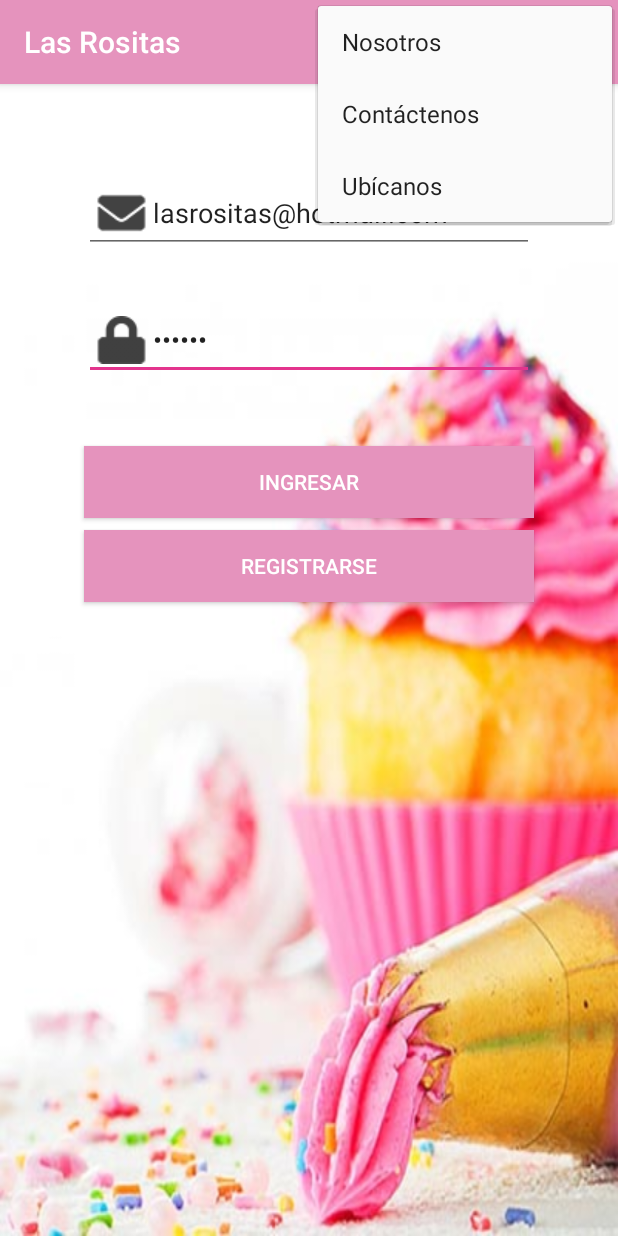
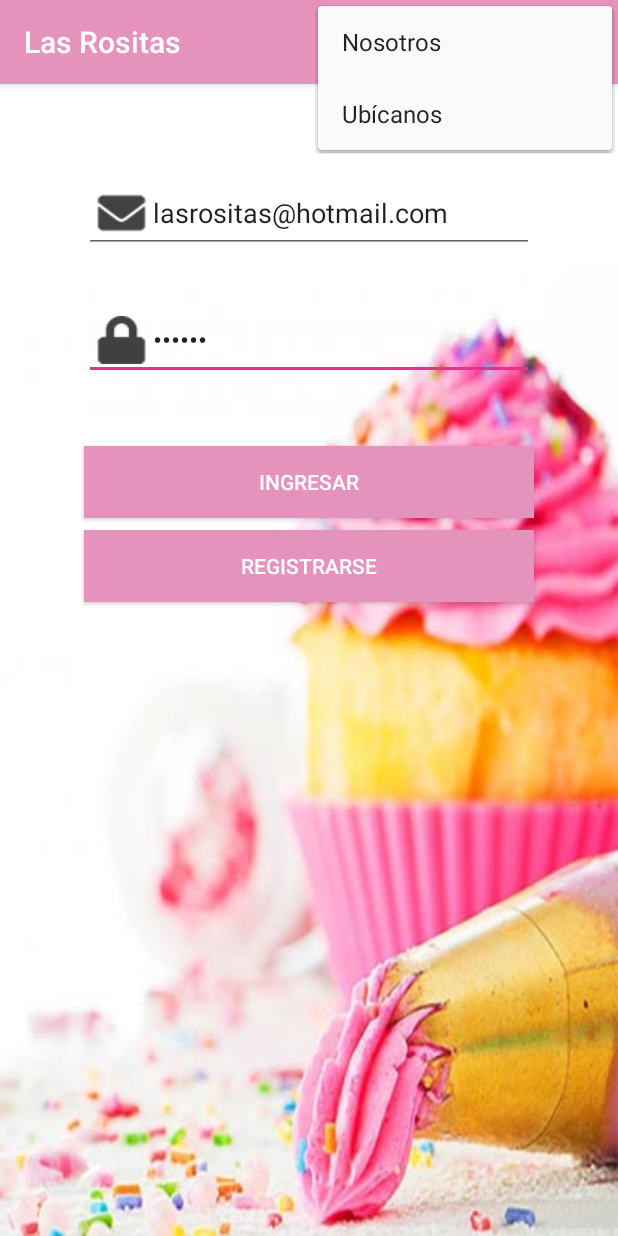
Before and after one commit to dnatividadlecca/TP1, an Android app: the screen it shows after launch (LoginActivity), with the options menu open, on a phone screen of 412 x 824 dp. Run offline under Robolectric (Android 15) with nearby library versions, the phone set to English and light mode, and no system bars.

```diff
--- a/CutApp/app/build.gradle
+++ b/CutApp/app/build.gradle
@@ -2,7 +2,7 @@ apply plugin: 'com.android.application'
 
 android {
     compileSdkVersion 29
-    buildToolsVersion "29.0.3"
+    //buildToolsVersion "29.0.3"
 
     defaultConfig {
         applicationId "com.dnatividad.cutapp"
@@ -26,7 +26,7 @@ android {
 dependencies {
     implementation fileTree(dir: 'libs', include: ['*.jar'])
 
-    implementation 'com.android.support:appcompat-v7:26.1.0'
+    //implementation 'com.android.support:appcompat-v7:26.1.0'
     implementation 'androidx.appcompat:appcompat:1.1.0'
     implementation 'androidx.constraintlayout:constraintlayout:1.1.3'
     testImplementation 'junit:junit:4.12'
--- a/CutApp/app/src/main/java/com/dnatividad/cutapp/ContactenosActivity.java
+++ b/CutApp/app/src/main/java/com/dnatividad/cutapp/ContactenosActivity.java
@@ -206,9 +206,13 @@ public class ContactenosActivity extends AppCompatActivity {
         envioMail.putExtra(Intent.EXTRA_SUBJECT, "Contacto");
         envioMail.putExtra(Intent.EXTRA_TEXT, txt_mensaje.getText());
 
+        Log.i("foto", bitmap.toString());
         if (bitmap != null) {
+            Log.i("foto", "1");
             uri = getImageUri(this,bitmap);
+            Log.i("foto", "2");
             Log.i("URI", uri.toString());
+            Log.i("foto", "3");
             envioMail.putExtra(Intent.EXTRA_STREAM, uri);
         }
 
--- a/CutApp/app/src/main/java/com/dnatividad/cutapp/LoginActivity.java
+++ b/CutApp/app/src/main/java/com/dnatividad/cutapp/LoginActivity.java
@@ -166,7 +166,7 @@ public class LoginActivity extends AppCompatActivity {
         itemMenuPedidos.setVisible(true);
 
         itemMenuPedidos = menu.findItem(R.id.item_4);
-        itemMenuPedidos.setVisible(true);
+        //itemMenuPedidos.setVisible(true);
 
         itemMenuPedidos = menu.findItem(R.id.item_5);
         itemMenuPedidos.setVisible(true);
--- a/CutApp/app/src/main/res/menu/overflow.xml
+++ b/CutApp/app/src/main/res/menu/overflow.xml
@@ -18,7 +18,8 @@
         android:title="@string/opc_tres" />
     <item
         android:id="@+id/item_4"
-        android:title="@string/opc_cuatro" />
+        android:title="@string/opc_cuatro"
+        android:visible="false"/>
     <item
         android:id="@+id/item_5"
         android:title="@string/opc_cinco" />
```
Also changed, not shown: CutApp/app/src/main/AndroidManifest.xml (+10 -9 lines).
